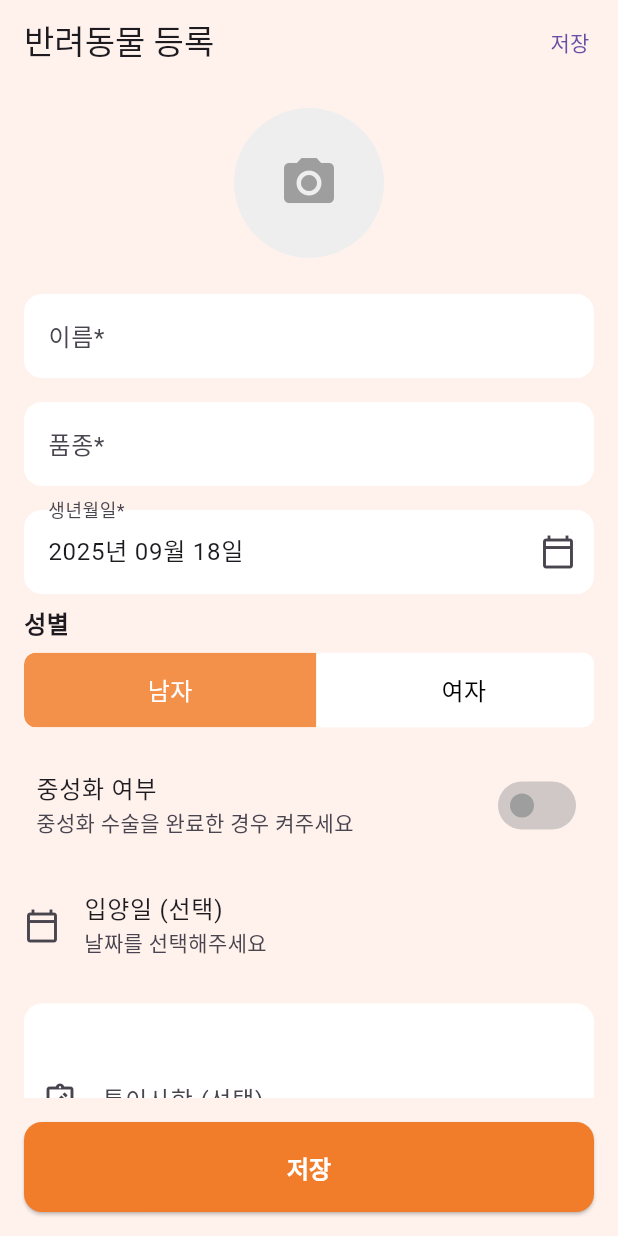
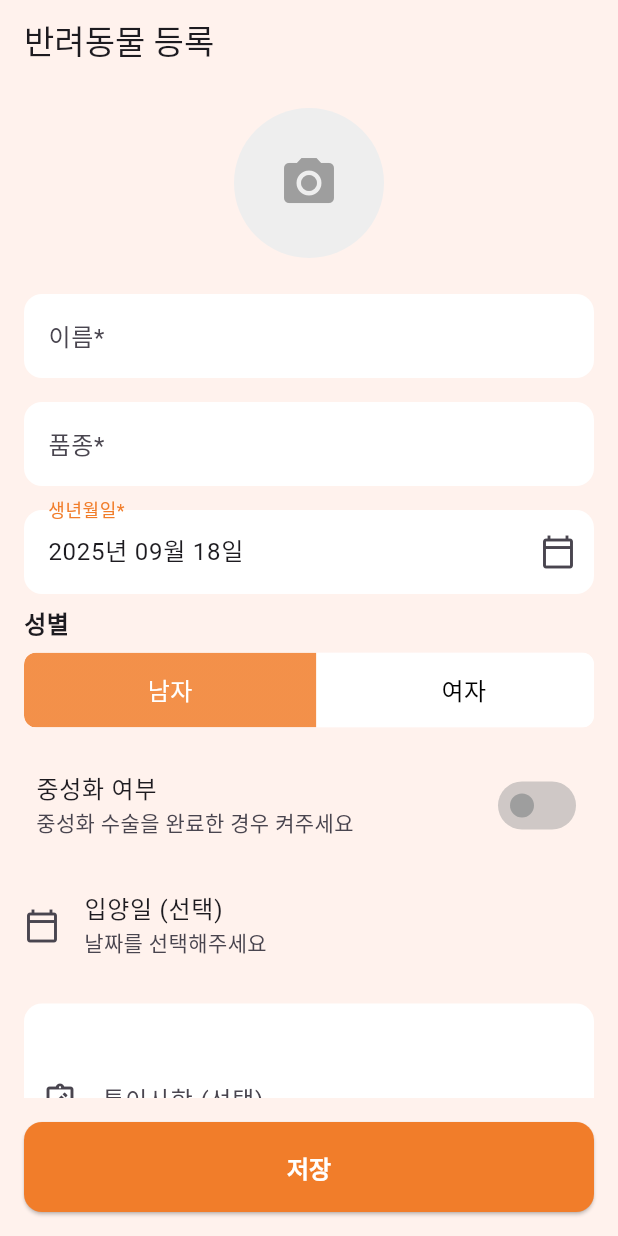
Before and after one commit to SuuuHyeon/with_pet, a Flutter app: the PetRegistrationScreen screen opened by its route, on a phone screen of 412 x 824 dp. Run offline on Flutter 3.47's test engine with Material 3 defaults, Android fonts, the light colour scheme and no system bars; drawn by our look-alikes of toggle_switch; our stand-ins replace cloud_firestore, firebase_auth, firebase_core, firebase_storage, flutter_riverpod, go_router and 1 more; accounts and stored records are empty; network calls fail.

Commit message:
Feat: 키보드 포커스 해제 전역 설정
- 펫 등록 페이지 코드정리

```diff
--- a/lib/core/theme/app_theme.dart
+++ b/lib/core/theme/app_theme.dart
@@ -39,6 +39,7 @@ ThemeData lightMode = ThemeData(
       borderRadius: BorderRadius.circular(12.0),
       borderSide: const BorderSide(color: Color(0xFFF27507), width: 2.0),
     ),
+    floatingLabelStyle: const TextStyle(color: AppColors.primary),
   ),
 
   /// ToggleButtons 스타일 (개선안)
--- a/lib/main.dart
+++ b/lib/main.dart
@@ -44,13 +44,16 @@ class WithPetApp extends StatelessWidget {
 
   @override
   Widget build(BuildContext context) {
-    return MaterialApp.router(
+    return GestureDetector(
+      onTap: () => FocusManager.instance.primaryFocus?.unfocus(),
+      child: MaterialApp.router(
         debugShowCheckedModeBanner: false,
         routerConfig: router,
         // home: const LoginScreen(),
         title: 'withPet',
         theme: lightMode,
         darkTheme: darkMode,
+      ),
     );
   }
 }
--- a/lib/presentation/screens/pet_registration/s_pet_registration.dart
+++ b/lib/presentation/screens/pet_registration/s_pet_registration.dart
@@ -62,15 +62,7 @@ class _PetRegistrationScreenState extends ConsumerState<PetRegistrationScreen> {
     return LoadingOverlay(
       isLoading: registrationState.isLoading,
       child: Scaffold(
-        /// 하단 등록 버튼 (임시)
-        /// TODO: ios, 안드로이드 분기 해야하나?
-        // bottomNavigationBar: Container(
-        //   height: 80,
-        //   color: AppColors.primary,
-        //   margin: EdgeInsets.only(top: 10),
-        //   padding: const EdgeInsets.symmetric(horizontal: 16, vertical: 8),
-        //   child: Center(child: const Text('저장', style: TextStyle(fontSize: 18, fontWeight: FontWeight.bold), textAlign: TextAlign.center,)),
-        // ),
+        /// 하단 버튼
         bottomNavigationBar: CustomBottomButton(
           text: '저장',
           onPressed: _onSave,
@@ -81,7 +73,7 @@ class _PetRegistrationScreenState extends ConsumerState<PetRegistrationScreen> {
           backgroundColor: AppColors.appBackground,
           scrolledUnderElevation: 0,
           title: const Text('반려동물 등록'),
-          actions: [TextButton(onPressed: _onSave, child: const Text('저장'))],
+          // actions: [TextButton(onPressed: _onSave, child: const Text('저장'))],
         ),
         body: SingleChildScrollView(
           padding: const EdgeInsets.all(16.0),
@@ -297,7 +289,6 @@ class _PetRegistrationScreenState extends ConsumerState<PetRegistrationScreen> {
 
   // 저장 버튼 로직
   void _onSave() {
-    // 키보드를 내립니다.
     FocusScope.of(context).unfocus();
 
     if (_formKey.currentState!.validate() && _imageFile != null) {
```
Lines whose indentation alone changed are shown as unchanged.
